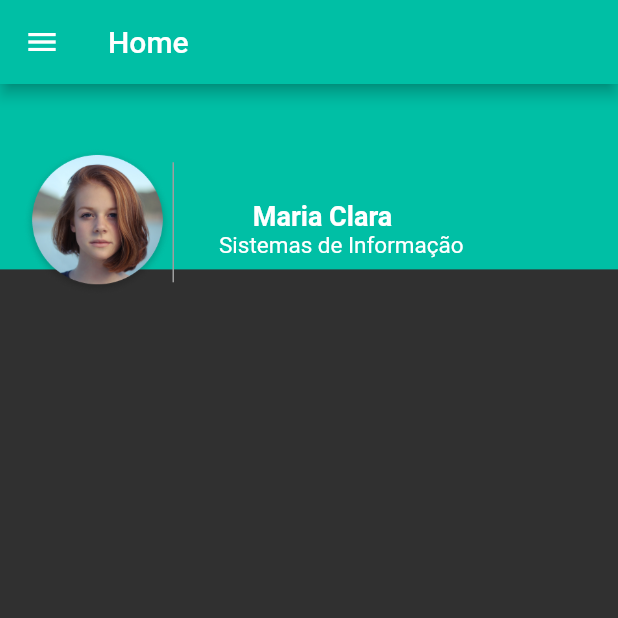
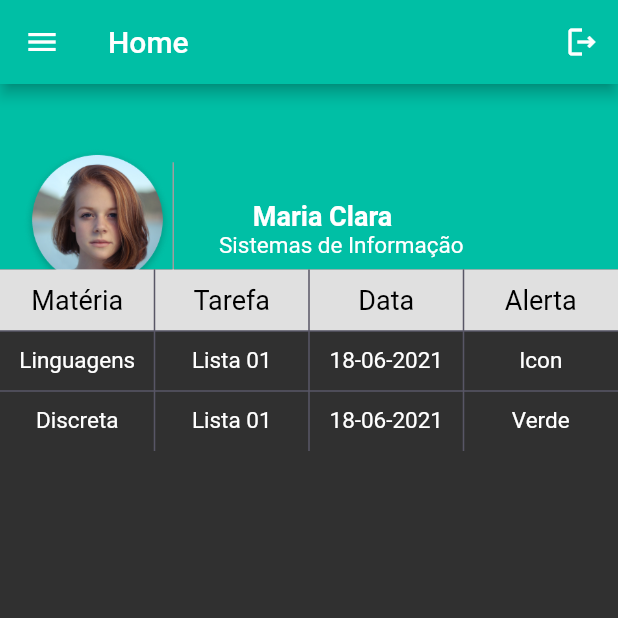
Before and after one commit to RafaelaSMiranda/help_students_PDM, a Flutter app: the HomePage screen opened by its route, on a phone screen of 412 x 824 dp, the top half of it. Run offline on Flutter 3.47's test engine with Material 2 defaults, Android fonts, the phone set to English and light mode, and no system bars.

Commit message:
Criar tabela da pagina home

```diff
--- /dev/null
+++ b/lib/modulos/components/criar_table.widget.dart
@@ -0,0 +1,63 @@
+import 'package:flutter/material.dart';
+import 'package:help_students/shared/themes/app_colors.dart';
+import 'package:help_students/shared/themes/app_text_styles.dart';
+
+class CriarTableWidget extends StatelessWidget {
+  @override
+  Widget build(BuildContext context) {
+    final size = MediaQuery.of(context).size;
+    return Table(
+      defaultColumnWidth: FixedColumnWidth(size.width / 4),
+      border: TableBorder(
+        horizontalInside: BorderSide(
+          color: AppColors.grey,
+          style: BorderStyle.solid,
+          width: 1.0,
+        ),
+        verticalInside: BorderSide(
+          color: AppColors.grey,
+          style: BorderStyle.solid,
+          width: 1.0,
+        ),
+      ),
+      children: [
+        criarTitulo("Matéria,Tarefa,Data,Alerta"),
+        criarLinha(
+          "Linguagens,Lista 01,18-06-2021,Icon",
+        ),
+        criarLinha("Discreta,Lista 01,18-06-2021,Verde"),
+      ],
+    );
+  }
+}
+
+criarTitulo(String listaNomes) {
+  return TableRow(
+    children: listaNomes.split(',').map((name) {
+      return Container(
+        color: Colors.grey[300],
+        alignment: Alignment.center,
+        child: Text(
+          name,
+          style: TextStyle(fontSize: 18, color: Colors.black),
+        ),
+        padding: EdgeInsets.all(10),
+      );
+    }).toList(),
+  );
+}
+
+criarLinha(String listaNomes) {
+  return TableRow(
+    children: listaNomes.split(',').map((name) {
+      return Container(
+        alignment: Alignment.center,
+        child: Text(
+          name,
+          style: TextStyle(fontSize: 15),
+        ),
+        padding: const EdgeInsets.only(top: 11, bottom: 11),
+      );
+    }).toList(),
+  );
+}
--- a/lib/modulos/home/home_page.dart
+++ b/lib/modulos/home/home_page.dart
@@ -1,3 +1,4 @@
+import 'package:help_students/modulos/components/criar_table.widget.dart';
 import 'package:help_students/modulos/login/login_page.dart';
 import 'package:help_students/shared/themes/app_colors.dart';
 import 'package:help_students/shared/themes/app_images.dart';
@@ -23,6 +24,14 @@ class _HomePageState extends State<HomePage> {
         title: Text(
           'Home',
         ),
+        actions: <Widget>[
+          IconButton(
+            icon: new Icon(Icons.logout_outlined),
+            onPressed: () {
+              Navigator.pushNamed(context, '/login');
+            },
+          ),
+        ],
       ),
       drawer: Drawer(
         elevation: 16.0,
@@ -116,9 +125,12 @@ class _HomePageState extends State<HomePage> {
                       ),
                     ),
                   ]),
-                  Container(),
                 ],
               ),
+            ),
+            Positioned(
+              top: size.height * 0.15,
+              child: CriarTableWidget(),
             ),
           ],
         ),
```
